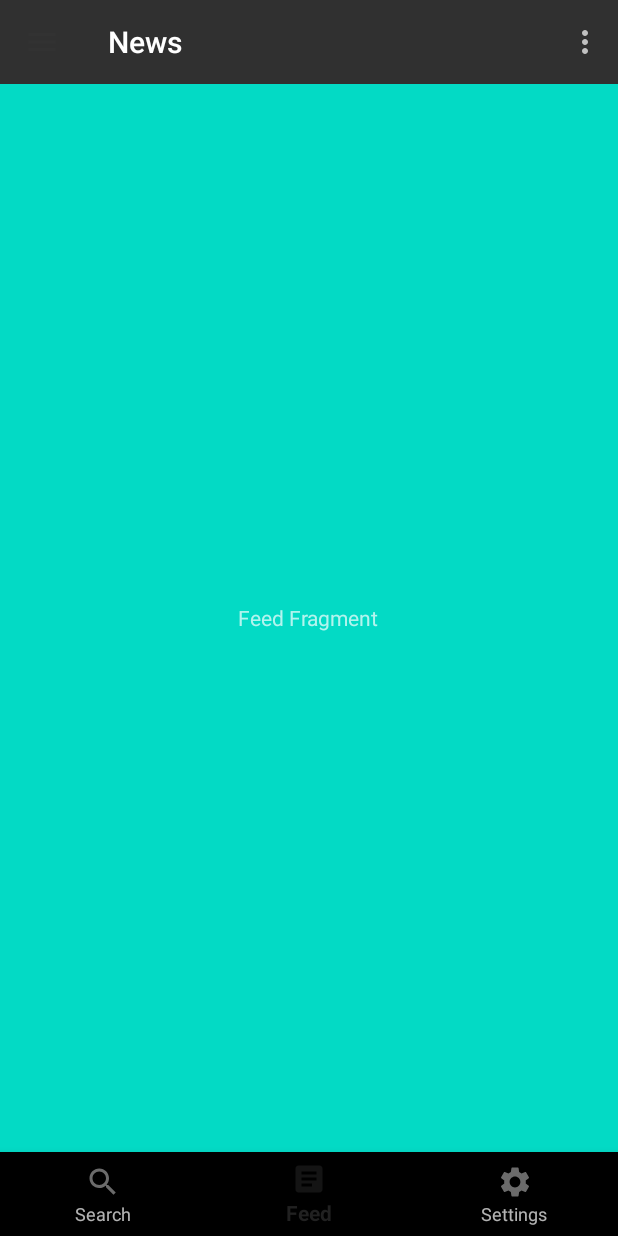
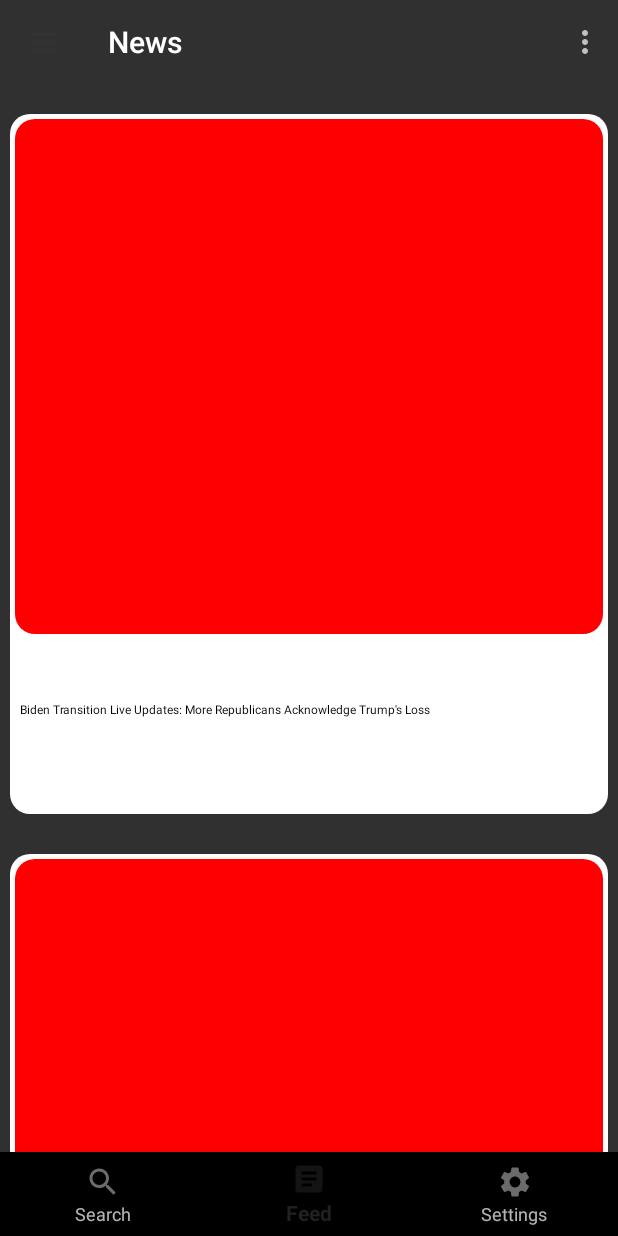
Before and after one commit to max-drexler/onlyNewsAndroidApp, an Android app: the screen it shows after launch (MainActivity), item 2 of the bottom bar chosen, on a phone screen of 412 x 824 dp. Run offline under Robolectric (Android 15) with nearby library versions, the phone set to English and light mode, and no system bars.

Commit message:
partial feed fragment

```diff
--- a/app/src/main/java/com/example/onlynews/FeedFragment.java
+++ b/app/src/main/java/com/example/onlynews/FeedFragment.java
@@ -4,16 +4,40 @@ import android.os.Bundle;
 import android.view.LayoutInflater;
 import android.view.View;
 import android.view.ViewGroup;
+import android.widget.LinearLayout;
+import android.widget.ScrollView;
 
 import androidx.annotation.NonNull;
 import androidx.annotation.Nullable;
 import androidx.fragment.app.Fragment;
+
+import com.example.onlynews.util.NewsArticle;
+import com.example.onlynews.views.ArticleView;
 
 public class FeedFragment extends Fragment {
 
     @Nullable
     @Override
     public View onCreateView(@NonNull LayoutInflater inflater, @Nullable ViewGroup container, @Nullable Bundle savedInstanceState) {
-        return inflater.inflate(R.layout.fragment_feed,container,false);
+        return inflater.inflate(R.layout.fragment_feed, container, false);
+    }
+
+    @Override
+    public void onViewCreated(View view, @Nullable Bundle savedInstanceState) {
+        ScrollView sv = getView().findViewById(R.id.feedScrollView);
+        LinearLayout ll = getView().findViewById(R.id.feedLinLayout);
+        ll.setPadding(10, 10, 10, 10);
+        sv.setVerticalScrollBarEnabled(false);
+        sv.setSmoothScrollingEnabled(true);
+
+        LinearLayout.LayoutParams layoutParams = new LinearLayout.LayoutParams(LinearLayout.LayoutParams.MATCH_PARENT, 700);
+        layoutParams.setMargins(0, 20, 0, 20);
+
+        ArticleView av = new ArticleView(getContext(), new NewsArticle(null, null, "Biden Transition Live Updates: More Republicans Acknowledge Trump's Loss", null, null, null, null, "content"));
+        for (int i = 0; i < 10; i++) {
+            av.setPadding(10, 20, 10, 10);
+            ll.addView(av, layoutParams);
+            av = new ArticleView(getContext(), new NewsArticle(null, null, "Biden Transition Live Updates: More Republicans Acknowledge Trump's Loss", null, null, null, null, "content"));
+        }
     }
 }
--- a/app/src/main/java/com/example/onlynews/MainActivity.java
+++ b/app/src/main/java/com/example/onlynews/MainActivity.java
@@ -30,7 +30,7 @@ public class MainActivity extends AppCompatActivity {
         mBottomNav = findViewById(R.id.bottomNavBar);
         mBottomNav.setOnNavigationItemSelectedListener(navListener);
         mBottomNav.setSelectedItemId(R.id.BBfeed);
-        getSupportFragmentManager().beginTransaction().replace(R.id.fragment_layout, new FeedFragment()).commit();
+        getSupportFragmentManager().beginTransaction().replace(R.id.fragment_layout, new SearchFragment()).commit();
 
         mTopBar = findViewById(R.id.topToolBar);
         mNavView = findViewById(R.id.navigation_view);
--- a/app/src/main/java/com/example/onlynews/util/NewsArticle.java
+++ b/app/src/main/java/com/example/onlynews/util/NewsArticle.java
@@ -2,10 +2,80 @@ package com.example.onlynews.util;
 
 //TODO: Finish implementing getters/setters/constructors
 
+/**
+ * {
+ *
+ *     "status": "ok",
+ *     "totalResults": 38,
+ *     -
+ *     "articles": [
+ *         -
+ *         {
+ *             -
+ *             "source": {
+ *                 "id": null,
+ *                 "name": "New York Post"
+ *             },
+ *             "author": "Natalie O'Neill",
+ *             "title": "Scientist behind Pfizer's COVID-19 vaccine makes bold claim: It can stop pandemic - New York Post ",
+ *             "description": "A billionaire scientist behind Pfizer and BioNTech’s breakthrough COVID-19 vaccine says he expects it to “bash the virus over the head” and ultimately end the pandemic, according to a report. Follo…",
+ *             "url": "https://nypost.com/2020/11/13/man-behind-covid-19-vaccine-says-it-will-bash-the-virus-over-head/",
+ *             "urlToImage": "https://nypost.com/wp-content/uploads/sites/2/2020/11/biotech.jpg?quality=90&strip=all&w=1200",
+ *             "publishedAt": "2020-11-13T23:57:00Z",
+ *             "content": "A billionaire scientist behind Pfizer and BioNTechs breakthrough COVID-19 vaccine says he expects it to bash the virus over the head and ultimately end the pandemic, according to a report.\r\nFollowing… [+1743 chars]"
+ *         },
+ */
 public class NewsArticle {
+    private String mSource;
+    private String mAuthor;
     private String mTitle;
-    private String mAuthor;
-    private String mSource;
-    private String mTime;
+    private String mDescription;
+    private String mUrl;
+    private String mUrlToImage;
+    private String mPublishedAt;
+    private String mContent;
 
+    public NewsArticle(String source, String author, String title, String description, String url,
+                       String urlToImage, String publishedAt, String content){
+        this.mAuthor = author;
+        this.mContent = content;
+        this.mDescription = description;
+        this.mSource = source;
+        this.mTitle = title;
+        this.mUrl = url;
+        this.mUrlToImage = urlToImage;
+        this.mPublishedAt = publishedAt;
+    }
+
+    public String getSource() {
+        return mSource;
+    }
+
+    public String getAuthor() {
+        return mAuthor;
+    }
+
+    public String getTitle() {
+        return mTitle;
+    }
+
+    public String getDescription() {
+        return mDescription;
+    }
+
+    public String getUrl() {
+        return mUrl;
+    }
+
+    public String getUrlToImage() {
+        return mUrlToImage;
+    }
+
+    public String getPublishedAt() {
+        return mPublishedAt;
+    }
+
+    public String getContent() {
+        return mContent;
+    }
 }
--- a/app/src/main/java/com/example/onlynews/views/ArticleView.java
+++ b/app/src/main/java/com/example/onlynews/views/ArticleView.java
@@ -2,21 +2,37 @@ package com.example.onlynews.views;
 
 import android.content.Context;
 import android.graphics.Canvas;
+import android.graphics.Color;
 import android.graphics.Paint;
+import android.graphics.Rect;
+import android.os.Build;
+import android.text.Layout;
+import android.text.StaticLayout;
+import android.text.TextPaint;
 import android.util.AttributeSet;
 import android.view.View;
 
 import androidx.annotation.Nullable;
+import androidx.annotation.RequiresApi;
+
+import com.example.onlynews.util.NewsArticle;
 
 //TODO: Finish constructing general news article preview
-
+@RequiresApi(api = Build.VERSION_CODES.M)
 public class ArticleView extends View {
 
     private Paint mPaint;
+    private NewsArticle mArticle;
+    private Rect imageBounds;
+    private TextPaint textPaint;
+    private StaticLayout staticLayout;
 
-    public ArticleView(Context context) {
+    @RequiresApi(api = Build.VERSION_CODES.M)
+    public ArticleView(Context context, NewsArticle article) {
         super(context);
+        this.mArticle = article;
         init(null);
+
     }
 
     public ArticleView(Context context, @Nullable AttributeSet attrs) {
@@ -35,11 +51,45 @@ public class ArticleView extends View {
     }
 
     private void init(@Nullable AttributeSet attrs) {
+        this.mPaint = new Paint();
+        mPaint.setColor(Color.WHITE);
+        mPaint.setTextSize(50);
+        mPaint.setStyle(Paint.Style.FILL);
+        mPaint.setStrokeWidth(10);
 
+        this.textPaint = new TextPaint();
+        textPaint.setColor(Color.BLACK);
+        textPaint.setAntiAlias(true);
+
+        StaticLayout.Builder builder = StaticLayout.Builder.obtain(mArticle.getTitle(), 0, mArticle.getTitle().length(), textPaint, 600)
+                .setAlignment(Layout.Alignment.ALIGN_CENTER)
+                .setLineSpacing(0, 1)
+                .setIncludePad(false);
+        staticLayout = builder.build();
+
+
+        imageBounds = new Rect(10, 10, 1080, this.getMeasuredHeight() / 3);
+    }
+
+    public void setArticle(NewsArticle article) {
+        this.mArticle = article;
     }
 
     @Override
     protected void onDraw(Canvas canvas) {
+        super.onDraw(canvas);
+        mPaint.setColor(Color.WHITE);
+        canvas.drawRoundRect(0, 0, getWidth(), getHeight(), 20, 20, mPaint);
+        mPaint.setColor(Color.RED);
+        canvas.drawRoundRect(5, 5, getMeasuredWidth() - 5, ((3 * getMeasuredHeight()) / 4) - 5, 20, 20, this.mPaint);
+        mPaint.setColor(Color.BLACK);
+        canvas.drawText(mArticle.getTitle(), 10, 600, textPaint);
+    }
 
+    @Override
+    protected void onMeasure(int widthMeasureSpec, int heightMeasureSpec) {
+
+
+        setMeasuredDimension(widthMeasureSpec, heightMeasureSpec);
     }
 }
--- a/app/src/main/res/layout/fragment_feed.xml
+++ b/app/src/main/res/layout/fragment_feed.xml
@@ -1,12 +1,17 @@
 <?xml version="1.0" encoding="utf-8"?>
 <RelativeLayout
     xmlns:android="http://schemas.android.com/apk/res/android" android:layout_width="match_parent"
-    android:layout_height="match_parent"
-    android:background="@color/teal_200">
+    android:layout_height="match_parent">
 
-    <TextView
-        android:layout_width="wrap_content"
-        android:layout_height="wrap_content"
-        android:text="Feed Fragment"
-        android:layout_centerInParent="true"/>
+    <ScrollView
+        android:id="@+id/feedScrollView"
+        android:layout_width="match_parent"
+        android:layout_height="wrap_content">
+        <LinearLayout
+            android:id="@+id/feedLinLayout"
+            android:layout_width="match_parent"
+            android:layout_height="wrap_content"
+            android:orientation="vertical">
+        </LinearLayout>
+    </ScrollView>
 </RelativeLayout>
```
Also changed, not shown: app/src/main/java/com/example/onlynews/util/HTTPRequestClient.java (+129 -13 lines), app/src/main/java/com/example/onlynews/util/HTTPRequestException.java (added, +7 -0 lines).
